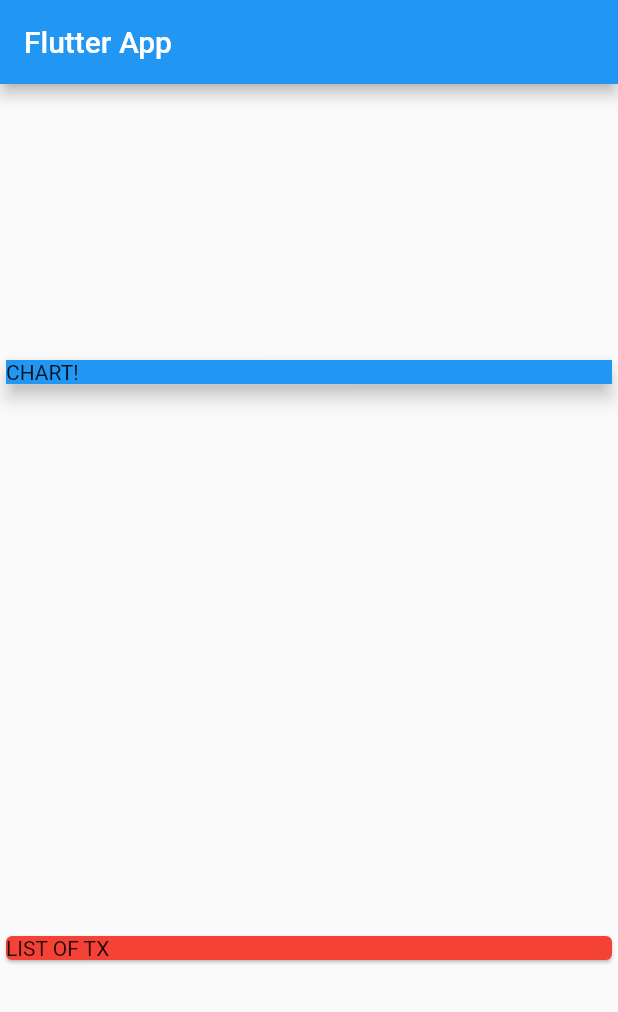
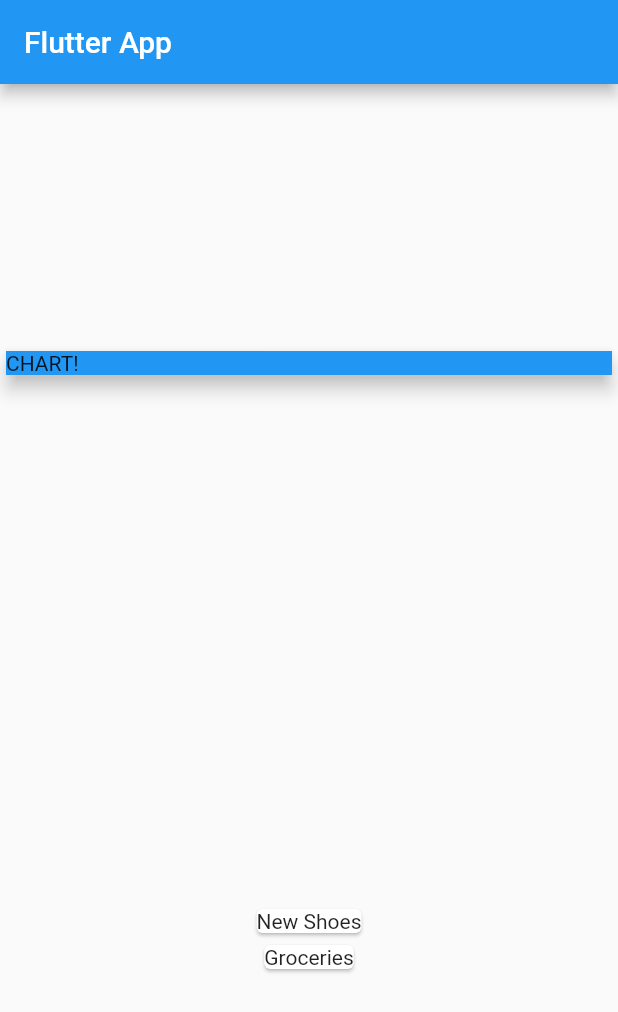
Before and after one commit to ParmbeerJohal/Personal-Expenses-App, a Flutter app: the screen it shows after launch, on a phone screen of 412 x 824 dp. Shown: the top 1012 px of the screen. Run offline on Flutter 3.47's test engine with Material 2 defaults, Android fonts, the phone set to English and light mode, and no system bars.

Commit message:
Created trasaction list

```diff
--- a/lib/main.dart
+++ b/lib/main.dart
@@ -1,4 +1,5 @@
 import 'package:flutter/material.dart';
+import './transaction.dart';
 
 void main() => runApp(MyApp());
 
@@ -13,6 +14,21 @@ class MyApp extends StatelessWidget {
 }
 
 class MyHomePage extends StatelessWidget {
+  final List<Transaction> transactions = [
+    Transaction(
+      id: 't1',
+      title: 'New Shoes',
+      amount: 69.99,
+      date: DateTime.now(),
+    ),
+    Transaction(
+      id: 't2',
+      title: 'Groceries',
+      amount: 16.53,
+      date: DateTime.now(),
+    ),
+  ];
+
   @override
   Widget build(BuildContext context) {
     return Scaffold(
@@ -31,11 +47,15 @@ class MyHomePage extends StatelessWidget {
             ),
             elevation: 5,
           ),
-            Card(
-              color: Colors.red,
-              child: Text('LIST OF TX'),
+          Column(
+            children: transactions.map((tx) {
+              return Card(
+                child: Text(tx.title),
+              );
+            }).toList(),
           ),
         ],
-        ));
+      ),
+    );
   }
 }
```
Lines whose indentation alone changed are shown as unchanged.
